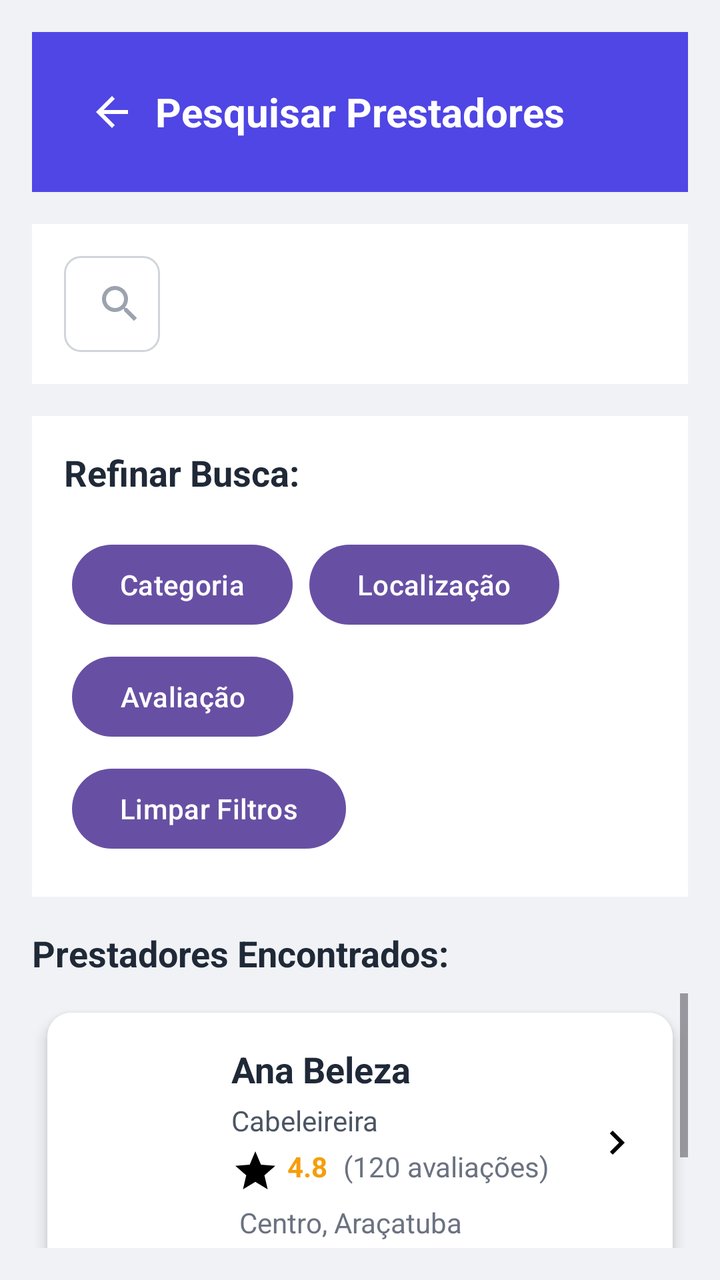
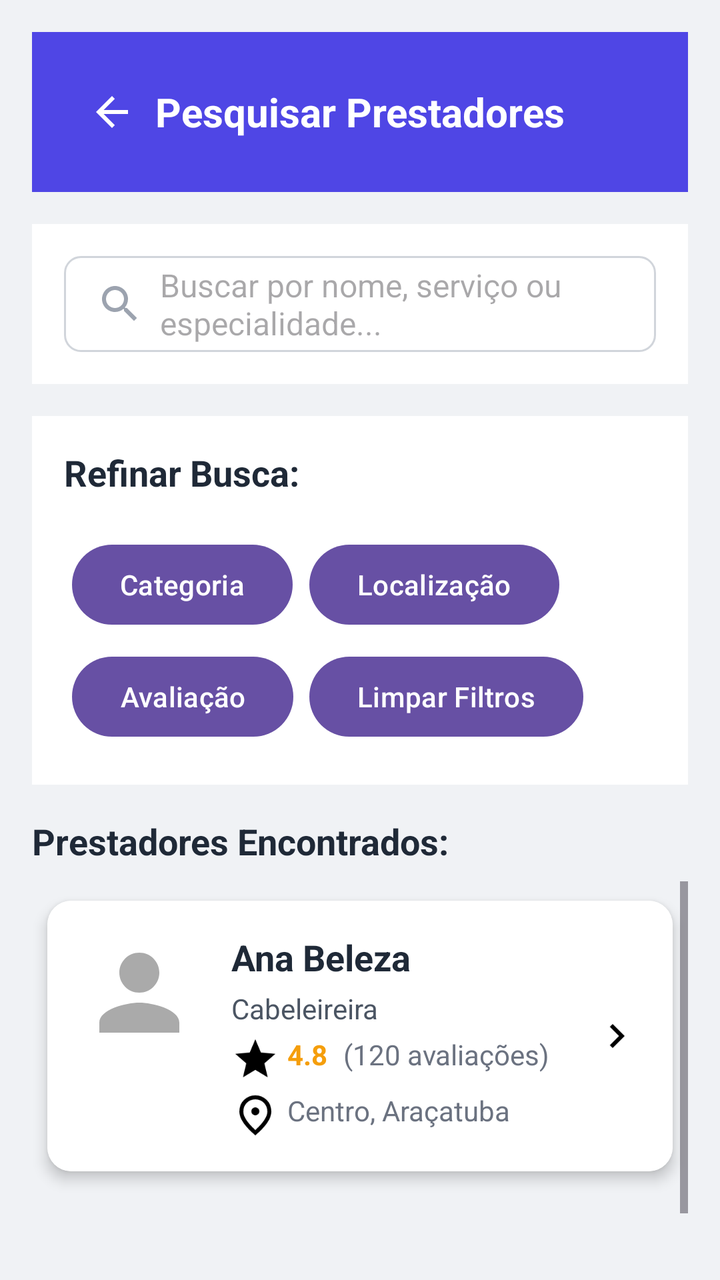

Two renders of the same Android screen: before a commit and after it. Below are the layout's source before the change and the commit's diff.
<!-- AndroidManifest.xml: application theme Theme.SmartApp -->
<!-- res/layout/pesquisar_profissional.xml -->
<?xml version="1.0" encoding="utf-8"?>
<RelativeLayout xmlns:android="http://schemas.android.com/apk/res/android"
    xmlns:app="http://schemas.android.com/apk/res-auto"
    android:layout_width="match_parent"
    android:layout_height="match_parent"
    android:background="#f0f2f5"
    android:padding="16dp">

    
    <RelativeLayout
        android:id="@+id/header"
        android:layout_width="match_parent"
        android:layout_height="wrap_content"
        android:background="#4F46E5"
        android:padding="16dp"
        android:layout_alignParentTop="true">

        <ImageButton
            android:id="@+id/backButton"
            android:layout_width="48dp"
            android:layout_height="48dp"
            android:layout_alignParentStart="true"
            android:layout_centerVertical="true"
            android:background="?attr/selectableItemBackgroundBorderless"
            android:contentDescription="bntvl"
            android:src="@drawable/ic_arrow_back"
             />

        <TextView
            android:layout_width="wrap_content"
            android:layout_height="wrap_content"
            android:layout_centerInParent="true"
            android:text="Pesquisar Prestadores"
            android:textColor="@android:color/white"
            android:textSize="20sp"
            android:textStyle="bold" />
    </RelativeLayout>

    
    <RelativeLayout
        android:id="@+id/searchContainer"
        android:layout_width="match_parent"
        android:layout_height="wrap_content"
        android:layout_below="@id/header"
        android:layout_marginTop="16dp"
        android:background="@android:color/white"
        android:padding="16dp">

        <EditText
            android:id="@+id/searchInput"
            android:layout_width="48dp"
            android:layout_height="48dp"
            android:hint="Buscar por nome, serviço ou especialidade..."
            android:paddingStart="48dp"
            android:background="@drawable/edittext_background"
            android:textSize="16sp"/>

        <ImageView
            android:layout_width="24dp"
            android:layout_height="24dp"
            android:src="@drawable/ic_search"
            android:layout_alignStart="@id/searchInput"
            android:layout_centerVertical="true"
            android:layout_marginStart="16dp"
            />
    </RelativeLayout>

    
    <RelativeLayout
        android:id="@+id/filterSection"
        android:layout_width="match_parent"
        android:layout_height="wrap_content"
        android:layout_below="@id/searchContainer"
        android:layout_marginTop="16dp"
        android:background="@android:color/white"
        android:padding="16dp">

        <TextView
            android:id="@+id/filterTitle"
            android:layout_width="match_parent"
            android:layout_height="wrap_content"
            android:text="Refinar Busca:"
            android:textColor="#1F2937"
            android:textSize="18sp"
            android:textStyle="bold"/>

        <GridLayout
            android:layout_width="match_parent"
            android:layout_height="wrap_content"
            android:layout_below="@id/filterTitle"
            android:layout_marginTop="16dp"
            android:columnCount="2"
            android:rowCount="2"
            android:alignmentMode="alignBounds"
            android:columnOrderPreserved="false"
            android:useDefaultMargins="true">

            <Button
                android:id="@+id/filterCategoryBtn"
               android:text="Categoria"
                app:layout_columnWeight="1"
                app:layout_rowWeight="1"/>

            <Button
                android:id="@+id/filterLocationBtn"
                android:text="Localização"
                app:layout_columnWeight="1"
                app:layout_rowWeight="1"/>

            <Button
                android:id="@+id/filterRatingBtn"
                android:text="Avaliação"
                android:drawableStart="@drawable/ic_star"
                app:layout_columnWeight="1"
                app:layout_rowWeight="1"/>

            <Button
                android:id="@+id/clearFiltersBtn"
                android:text="Limpar Filtros"
                app:layout_columnWeight="2"
                app:layout_rowWeight="1"
                android:layout_columnSpan="2"/>
        </GridLayout>
    </RelativeLayout>

    
    <RelativeLayout
        android:id="@+id/resultsSection"
        android:layout_width="match_parent"
        android:layout_height="match_parent"
        android:layout_below="@id/filterSection"
        android:layout_marginTop="16dp">

        <TextView
            android:id="@+id/resultsTitle"
            android:layout_width="match_parent"
            android:layout_height="wrap_content"
            android:text="Prestadores Encontrados:"
            android:textSize="18sp"
            android:textStyle="bold"
            android:textColor="#1F2937"/>

        <ScrollView
            android:layout_width="match_parent"
            android:layout_height="match_parent"
            android:layout_below="@id/resultsTitle"
            android:layout_marginTop="8dp">

            <LinearLayout
                android:id="@+id/resultsList"
                android:layout_width="match_parent"
                android:layout_height="wrap_content"
                android:orientation="vertical"
                android:paddingBottom="32dp">

                
                <androidx.cardview.widget.CardView
                    android:layout_width="match_parent"
                    android:layout_height="wrap_content"
                    app:cardCornerRadius="12dp"
                    app:cardElevation="4dp"
                    app:cardUseCompatPadding="true"
                    android:layout_marginBottom="16dp">

                    <RelativeLayout
                        android:layout_width="match_parent"
                        android:layout_height="wrap_content"
                        android:padding="16dp"
                        android:background="@android:color/white">

                        <ImageView
                            android:id="@+id/professionalImage"
                            android:layout_width="60dp"
                            android:layout_height="60dp"
                            android:scaleType="centerCrop"
                            />

                        <RelativeLayout
                            android:layout_width="match_parent"
                            android:layout_height="wrap_content"
                            android:layout_toEndOf="@id/professionalImage"
                            android:layout_marginStart="16dp"
                            android:layout_toStartOf="@id/chevron">

                            <TextView
                                android:id="@+id/professionalName"
                                android:layout_width="match_parent"
                                android:layout_height="wrap_content"
                                android:text="Ana Beleza"
                                android:textColor="#1F2937"
                                android:textSize="18sp"
                                android:textStyle="bold"/>

                            <TextView
                                android:id="@+id/professionalSpecialty"
                                android:layout_width="match_parent"
                                android:layout_height="wrap_content"
                                android:layout_below="@id/professionalName"
                                android:text="Cabeleireira"
                                android:textColor="#4B5563"
                                android:textSize="14sp"
                                android:layout_marginTop="4dp"/>

                            <LinearLayout
                                android:id="@+id/ratingContainer"
                                android:layout_width="wrap_content"
                                android:layout_height="wrap_content"
                                android:layout_below="@id/professionalSpecialty"
                                android:orientation="horizontal"
                                android:layout_marginTop="4dp">

                                <ImageView
                                    android:layout_width="wrap_content"
                                    android:layout_height="wrap_content"
                                    android:src="@drawable/ic_star"
                                    />

                                <TextView
                                    android:id="@+id/professionalRating"
                                    android:layout_width="wrap_content"
                                    android:layout_height="wrap_content"
                                    android:text="4.8"
                                    android:textColor="#F59E0B"
                                    android:textStyle="bold"
                                    android:layout_marginStart="4dp"/>

                                <TextView
                                    android:id="@+id/professionalReviews"
                                    android:layout_width="wrap_content"
                                    android:layout_height="wrap_content"
                                    android:text="(120 avaliações)"
                                    android:textColor="#6B7280"
                                    android:layout_marginStart="8dp"/>
                            </LinearLayout>

                            <LinearLayout
                                android:layout_width="wrap_content"
                                android:layout_height="wrap_content"
                                android:layout_below="@id/ratingContainer"
                                android:orientation="horizontal"
                                android:layout_marginTop="4dp">

                                <ImageView
                                    android:layout_width="wrap_content"
                                    android:layout_height="wrap_content"
                                    />

                                <TextView
                                    android:id="@+id/professionalLocation"
                                    android:layout_width="wrap_content"
                                    android:layout_height="wrap_content"
                                    android:text="Centro, Araçatuba"
                                    android:textColor="#6B7280"
                                    android:layout_marginStart="4dp"/>
                            </LinearLayout>
                        </RelativeLayout>

                        <ImageView
                            android:id="@+id/chevron"
                            android:layout_width="24dp"
                            android:layout_height="24dp"
                            android:src="@drawable/ic_chevron_right"
                            android:layout_alignParentEnd="true"
                            android:layout_centerVertical="true"/>
                    </RelativeLayout>
                </androidx.cardview.widget.CardView>

                
            </LinearLayout>
        </ScrollView>

        <TextView
            android:id="@+id/noResultsMessage"
            android:layout_width="match_parent"
            android:layout_height="match_parent"
            android:text="Nenhum prestador encontrado com os filtros aplicados."
            android:textColor="#6B7280"
            android:textAlignment="center"
            android:gravity="center"
            android:visibility="gone"/>
    </RelativeLayout>
</RelativeLayout>
<!-- resources referenced by this layout -->
<resources>
  <!-- drawable ic_arrow_back (drawable) -->
  <vector xmlns:android="http://schemas.android.com/apk/res/android"
      android:width="24dp"
      android:height="24dp"
      android:viewportWidth="24"
      android:viewportHeight="24">
      <path android:fillColor="#FFFFFF" android:pathData="M20,11H7.83l5.59,-5.59L12,4l-8,8 8,8 1.41,-1.41L7.83,13H20v-2z"/>
  </vector>
  <!-- drawable ic_chevron_right (drawable) -->
  <vector xmlns:android="http://schemas.android.com/apk/res/android"
      android:width="24dp"
      android:height="24dp"
      android:viewportWidth="24"
      android:viewportHeight="24">
      <path android:fillColor="#000000" android:pathData="M8.59,16.59L13.17,12 8.59,7.41 10,6l6,6 -6,6 -1.41,-1.41z"/>
  </vector>
  <!-- drawable ic_search (drawable) -->
  <vector xmlns:android="http://schemas.android.com/apk/res/android"
      android:width="24dp"
      android:height="24dp"
      android:viewportWidth="24"
      android:viewportHeight="24">
      <path android:fillColor="#9CA3AF" android:pathData="M15.5,14h-0.79l-0.28,-0.27C15.41,12.59 16,11.11 16,9.5 16,5.91 13.09,3 9.5,3S3,5.91 3,9.5 5.91,16 9.5,16c1.61,0 3.09,-0.59 4.23,-1.57l0.27,0.28v0.79l5,4.99L20.49,19l-4.99,-5zM9.5,14C7.01,14 5,11.99 5,9.5S7.01,5 9.5,5 14,7.01 14,9.5 11.99,14 9.5,14z"/>
  </vector>
  <!-- drawable ic_star (drawable) -->
  <vector xmlns:android="http://schemas.android.com/apk/res/android"
      android:width="24dp"
      android:height="24dp"
      android:viewportWidth="24"
      android:viewportHeight="24">
      <path
          android:fillColor="#FF000000"
          android:pathData="M12,17.27L18.18,21l-1.64,-7.03L22,9.24l-7.19,-0.61L12,2 9.19,8.63 2,9.24l5.46,4.73L5.82,21z"/>
  </vector>
  <style name="Theme.SmartApp" parent="Base.Theme.SmartApp" />
  <color name="gray_300">#D1D5DB</color>
  <style name="Base.Theme.SmartApp" parent="Theme.Material3.DayNight.NoActionBar" />
  <!-- unchanged entries left out for length: 1 -->
</resources>

<!-- the commit's change to res/layout/pesquisar_profissional.xml (unified diff, before → after) -->
@@ -11,9 +11,9 @@
         android:id="@+id/header"
         android:layout_width="match_parent"
         android:layout_height="wrap_content"
+        android:layout_alignParentTop="true"
         android:background="#4F46E5"
-        android:padding="16dp"
-        android:layout_alignParentTop="true">
+        android:padding="16dp">
 
         <ImageButton
             android:id="@+id/backButton"
@@ -22,9 +22,8 @@
             android:layout_alignParentStart="true"
             android:layout_centerVertical="true"
             android:background="?attr/selectableItemBackgroundBorderless"
-            android:contentDescription="bntvl"
-            android:src="@drawable/ic_arrow_back"
-             />
+            android:contentDescription="@string/back_button"
+            android:src="@drawable/ic_arrow_back" />
 
         <TextView
             android:layout_width="wrap_content"
@@ -48,21 +47,22 @@
 
         <EditText
             android:id="@+id/searchInput"
-            android:layout_width="48dp"
+            android:layout_width="match_parent"
             android:layout_height="48dp"
+            android:background="@drawable/edittext_background"
             android:hint="Buscar por nome, serviço ou especialidade..."
+            android:textSize="16sp"
             android:paddingStart="48dp"
-            android:background="@drawable/edittext_background"
-            android:textSize="16sp"/>
+            android:paddingEnd="16dp" />
 
         <ImageView
             android:layout_width="24dp"
             android:layout_height="24dp"
-            android:src="@drawable/ic_search"
             android:layout_alignStart="@id/searchInput"
             android:layout_centerVertical="true"
             android:layout_marginStart="16dp"
-            />
+            android:contentDescription="@string/search_icon"
+            android:src="@drawable/ic_search" />
     </RelativeLayout>
 
     
@@ -82,44 +82,42 @@
             android:text="Refinar Busca:"
             android:textColor="#1F2937"
             android:textSize="18sp"
-            android:textStyle="bold"/>
+            android:textStyle="bold" />
 
         <GridLayout
             android:layout_width="match_parent"
             android:layout_height="wrap_content"
             android:layout_below="@id/filterTitle"
             android:layout_marginTop="16dp"
+            android:alignmentMode="alignBounds"
             android:columnCount="2"
             android:rowCount="2"
-            android:alignmentMode="alignBounds"
-            android:columnOrderPreserved="false"
             android:useDefaultMargins="true">
 
             <Button
                 android:id="@+id/filterCategoryBtn"
-               android:text="Categoria"
-                app:layout_columnWeight="1"
-                app:layout_rowWeight="1"/>
+                android:layout_row="0"
+                android:layout_column="0"
+                android:text="Categoria" />
 
             <Button
                 android:id="@+id/filterLocationBtn"
-                android:text="Localização"
-                app:layout_columnWeight="1"
-                app:layout_rowWeight="1"/>
+                android:layout_row="0"
+                android:layout_column="1"
+                android:text="Localização" />
 
             <Button
                 android:id="@+id/filterRatingBtn"
-                android:text="Avaliação"
+                android:layout_row="1"
+                android:layout_column="0"
                 android:drawableStart="@drawable/ic_star"
-                app:layout_columnWeight="1"
-                app:layout_rowWeight="1"/>
+                android:text="Avaliação" />
 
             <Button
                 android:id="@+id/clearFiltersBtn"
-                android:text="Limpar Filtros"
-                app:layout_columnWeight="2"
-                app:layout_rowWeight="1"
-                android:layout_columnSpan="2"/>
+                android:layout_row="1"
+                android:layout_column="1"
+                android:text="Limpar Filtros" />
         </GridLayout>
     </RelativeLayout>
 
@@ -136,9 +134,9 @@
             android:layout_width="match_parent"
             android:layout_height="wrap_content"
             android:text="Prestadores Encontrados:"
+            android:textColor="#1F2937"
             android:textSize="18sp"
-            android:textStyle="bold"
-            android:textColor="#1F2937"/>
+            android:textStyle="bold" />
 
         <ScrollView
             android:layout_width="match_parent"
@@ -157,29 +155,30 @@
                 <androidx.cardview.widget.CardView
                     android:layout_width="match_parent"
                     android:layout_height="wrap_content"
+                    android:layout_marginBottom="16dp"
                     app:cardCornerRadius="12dp"
                     app:cardElevation="4dp"
-                    app:cardUseCompatPadding="true"
-                    android:layout_marginBottom="16dp">
+                    app:cardUseCompatPadding="true">
 
                     <RelativeLayout
                         android:layout_width="match_parent"
                         android:layout_height="wrap_content"
-                        android:padding="16dp"
-                        android:background="@android:color/white">
+                        android:background="@android:color/white"
+                        android:padding="16dp">
 
                         <ImageView
                             android:id="@+id/professionalImage"
                             android:layout_width="60dp"
                             android:layout_height="60dp"
                             android:scaleType="centerCrop"
-                            />
+                            android:src="@drawable/profile_placeholder"
+                            android:contentDescription="@string/professional_photo" />
 
                         <RelativeLayout
                             android:layout_width="match_parent"
                             android:layout_height="wrap_content"
+                            android:layout_marginStart="16dp"
                             android:layout_toEndOf="@id/professionalImage"
-                            android:layout_marginStart="16dp"
                             android:layout_toStartOf="@id/chevron">
 
                             <TextView
@@ -189,69 +188,70 @@
                                 android:text="Ana Beleza"
                                 android:textColor="#1F2937"
                                 android:textSize="18sp"
-                                android:textStyle="bold"/>
+                                android:textStyle="bold" />
 
                             <TextView
                                 android:id="@+id/professionalSpecialty"
                                 android:layout_width="match_parent"
                                 android:layout_height="wrap_content"
                                 android:layout_below="@id/professionalName"
+                                android:layout_marginTop="4dp"
                                 android:text="Cabeleireira"
                                 android:textColor="#4B5563"
-                                android:textSize="14sp"
-                                android:layout_marginTop="4dp"/>
+                                android:textSize="14sp" />
 
                             <LinearLayout
                                 android:id="@+id/ratingContainer"
                                 android:layout_width="wrap_content"
                                 android:layout_height="wrap_content"
                                 android:layout_below="@id/professionalSpecialty"
-                                android:orientation="horizontal"
-                                android:layout_marginTop="4dp">
+                                android:layout_marginTop="4dp"
+                                android:orientation="horizontal">
 
                                 <ImageView
                                     android:layout_width="wrap_content"
                                     android:layout_height="wrap_content"
                                     android:src="@drawable/ic_star"
-                                    />
+                                    android:contentDescription="@string/rating_star" />
 
                                 <TextView
                                     android:id="@+id/professionalRating"
                                     android:layout_width="wrap_content"
                                     android:layout_height="wrap_content"
+                                    android:layout_marginStart="4dp"
                                     android:text="4.8"
                                     android:textColor="#F59E0B"
-                                    android:textStyle="bold"
-                                    android:layout_marginStart="4dp"/>
+                                    android:textStyle="bold" />
 
                                 <TextView
                                     android:id="@+id/professionalReviews"
                                     android:layout_width="wrap_content"
                                     android:layout_height="wrap_content"
+                                    android:layout_marginStart="8dp"
                                     android:text="(120 avaliações)"
-                                    android:textColor="#6B7280"
-                                    android:layout_marginStart="8dp"/>
+                                    android:textColor="#6B7280" />
                             </LinearLayout>
 
                             <LinearLayout
                                 android:layout_width="wrap_content"
                                 android:layout_height="wrap_content"
                                 android:layout_below="@id/ratingContainer"
-                                android:orientation="horizontal"
-                                android:layout_marginTop="4dp">
+                                android:layout_marginTop="4dp"
+                                android:orientation="horizontal">
 
                                 <ImageView
                                     android:layout_width="wrap_content"
                                     android:layout_height="wrap_content"
-                                    />
+                                    android:src="@drawable/ic_local"
+                                    android:contentDescription="@string/location_icon" />
 
                                 <TextView
                                     android:id="@+id/professionalLocation"
                                     android:layout_width="wrap_content"
                                     android:layout_height="wrap_content"
+                                    android:layout_marginStart="4dp"
                                     android:text="Centro, Araçatuba"
-                                    android:textColor="#6B7280"
-                                    android:layout_marginStart="4dp"/>
+                                    android:textColor="#6B7280" />
                             </LinearLayout>
                         </RelativeLayout>
 
@@ -259,13 +259,12 @@
                             android:id="@+id/chevron"
                             android:layout_width="24dp"
                             android:layout_height="24dp"
+                            android:layout_alignParentEnd="true"
+                            android:layout_centerVertical="true"
                             android:src="@drawable/ic_chevron_right"
-                            android:layout_alignParentEnd="true"
-                            android:layout_centerVertical="true"/>
+                            android:contentDescription="@string/chevron_icon" />
                     </RelativeLayout>
                 </androidx.cardview.widget.CardView>
-
-                
             </LinearLayout>
         </ScrollView>
 
@@ -273,10 +272,10 @@
             android:id="@+id/noResultsMessage"
             android:layout_width="match_parent"
             android:layout_height="match_parent"
+            android:gravity="center"
             android:text="Nenhum prestador encontrado com os filtros aplicados."
+            android:textAlignment="center"
             android:textColor="#6B7280"
-            android:textAlignment="center"
-            android:gravity="center"
-            android:visibility="gone"/>
+            android:visibility="gone" />
     </RelativeLayout>
 </RelativeLayout>
<!-- resource entries referenced after the edit -->
@@ -15,6 +15,12 @@
       android:viewportWidth="24"
       android:viewportHeight="24">
       <path android:fillColor="#000000" android:pathData="M8.59,16.59L13.17,12 8.59,7.41 10,6l6,6 -6,6 -1.41,-1.41z"/>
+  </vector>
+  <!-- drawable ic_local (drawable) -->
+  <vector xmlns:android="http://schemas.android.com/apk/res/android" android:height="24dp" android:tint="#000000" android:viewportHeight="960" android:viewportWidth="960" android:width="24dp">
+        
+      <path android:fillColor="@android:color/white" android:pathData="M480,480Q513,480 536.5,456.5Q560,433 560,400Q560,367 536.5,343.5Q513,320 480,320Q447,320 423.5,343.5Q400,367 400,400Q400,433 423.5,456.5Q447,480 480,480ZM480,774Q602,662 661,570.5Q720,479 720,408Q720,299 650.5,229.5Q581,160 480,160Q379,160 309.5,229.5Q240,299 240,408Q240,479 299,570.5Q358,662 480,774ZM480,880Q319,743 239.5,625.5Q160,508 160,408Q160,258 256.5,169Q353,80 480,80Q607,80 703.5,169Q800,258 800,408Q800,508 720.5,625.5Q641,743 480,880ZM480,400Q480,400 480,400Q480,400 480,400Q480,400 480,400Q480,400 480,400Q480,400 480,400Q480,400 480,400Q480,400 480,400Q480,400 480,400Z"/>
+      
   </vector>
   <!-- drawable ic_search (drawable) -->
   <vector xmlns:android="http://schemas.android.com/apk/res/android"
@@ -34,6 +40,22 @@
           android:fillColor="#FF000000"
           android:pathData="M12,17.27L18.18,21l-1.64,-7.03L22,9.24l-7.19,-0.61L12,2 9.19,8.63 2,9.24l5.46,4.73L5.82,21z"/>
   </vector>
+  <!-- drawable profile_placeholder (drawable) -->
+  <vector xmlns:android="http://schemas.android.com/apk/res/android"
+      android:width="48dp"
+      android:height="48dp"
+      android:viewportWidth="24"
+      android:viewportHeight="24">
+      <path
+          android:fillColor="#AAAAAA"
+          android:pathData="M12,12c2.21,0 4,-1.79 4,-4s-1.79,-4 -4,-4 -4,1.79 -4,4 1.79,4 4,4zM12,14c-2.67,0 -8,1.34 -8,4v2h16v-2c0,-2.66 -5.33,-4 -8,-4z"/>
+  </vector>
+  <string name="back_button">Voltar</string>
+  <string name="chevron_icon">Ícone de navegação</string>
+  <string name="location_icon">Ícone de localização</string>
+  <string name="professional_photo">Foto do profissional</string>
+  <string name="rating_star">Estrela de avaliação</string>
+  <string name="search_icon">Buscar</string>
   <style name="Theme.SmartApp" parent="Base.Theme.SmartApp" />
   <color name="gray_300">#D1D5DB</color>
   <style name="Base.Theme.SmartApp" parent="Theme.Material3.DayNight.NoActionBar" />
